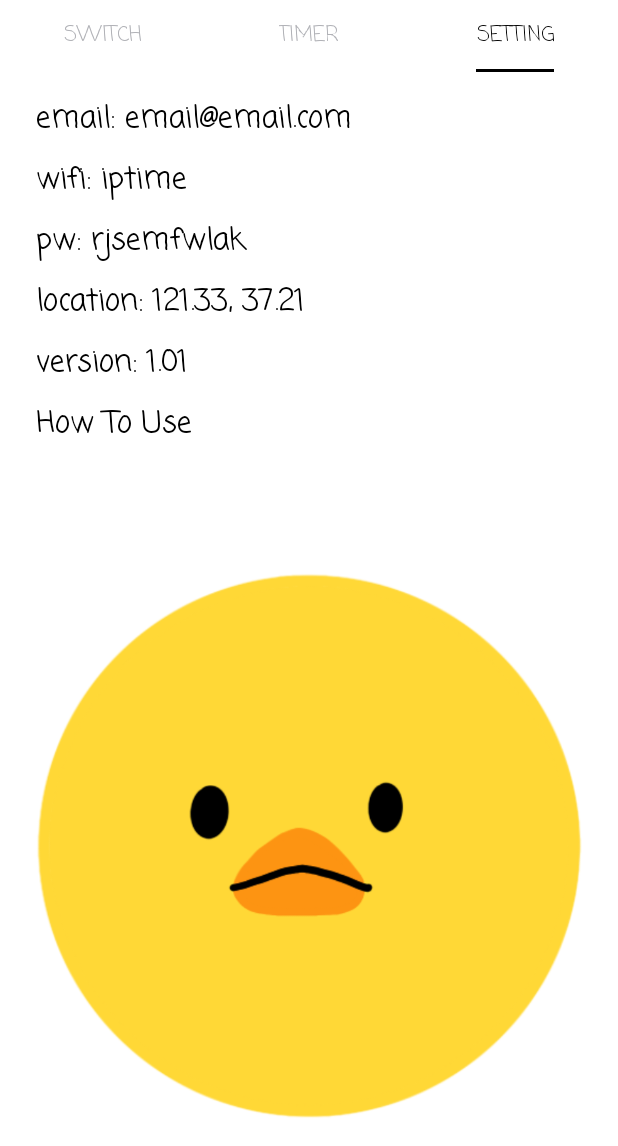
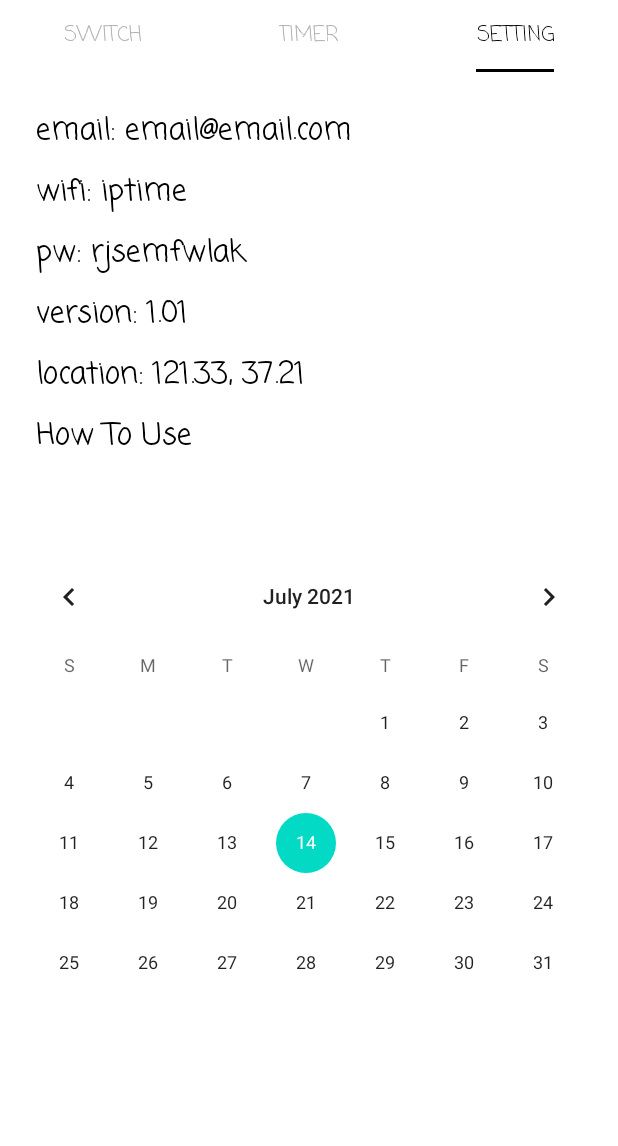
Before and after one commit to Colinerith/MAUS_Android, an Android app: the screen it shows after launch (MainActivity), tab 3 chosen, on a phone screen of 412 x 824 dp, the part 90-1236 px from its top. Run offline under Robolectric (Android 15) with nearby library versions, the phone set to English and light mode, and no system bars; our stand-ins replace Firebase (no records; nobody signed in at launch, a user with empty details on screens opened directly), data binding, navigation-ui; 2 statements that could not run were skipped.

Commit message:
SettingFragment: minor design change

```diff
--- a/app/src/main/res/layout/fragment_setting.xml
+++ b/app/src/main/res/layout/fragment_setting.xml
@@ -9,11 +9,16 @@
     <LinearLayout
         android:layout_width="match_parent"
         android:layout_height="wrap_content"
-        android:orientation="vertical"
-        android:paddingLeft="24dp"
-        android:paddingTop="16dp"
-        android:paddingRight="24dp"
-        android:paddingBottom="16dp">
+        android:orientation="vertical">
+
+        <LinearLayout
+            android:layout_width="match_parent"
+            android:layout_height="match_parent"
+            android:layout_marginLeft="24dp"
+            android:layout_marginTop="24dp"
+            android:layout_marginRight="24dp"
+            android:layout_marginBottom="24dp"
+            android:orientation="vertical">
 
             <TextView
                 android:id="@+id/emailTextView"
@@ -43,20 +48,20 @@
                 android:textSize="20sp" />
 
             <TextView
+                android:id="@+id/version"
+                android:layout_width="match_parent"
+                android:layout_height="wrap_content"
+                android:layout_marginBottom="10dp"
+                android:text="version: 1.01"
+                android:textColor="@color/black"
+                android:textSize="20sp" />
+
+            <TextView
                 android:id="@+id/location"
                 android:layout_width="match_parent"
                 android:layout_height="wrap_content"
                 android:layout_marginBottom="10dp"
                 android:text="location: 121.33, 37.21"
-            android:textColor="@color/black"
-            android:textSize="20sp" />
-
-        <TextView
-            android:id="@+id/version"
-            android:layout_width="match_parent"
-            android:layout_height="wrap_content"
-            android:layout_marginBottom="10dp"
-            android:text="version: 1.01"
                 android:textColor="@color/black"
                 android:textSize="20sp" />
 
@@ -69,15 +74,13 @@
                 android:textColor="@color/black"
                 android:textSize="20sp" />
 
-        <ImageView
-            android:id="@+id/imageView2"
-            android:layout_width="match_parent"
-            android:layout_height="wrap_content"
-            android:src="@drawable/icon" />
+        </LinearLayout>
 
         <CalendarView
             android:id="@+id/calendarView"
             android:layout_width="match_parent"
-            android:layout_height="wrap_content" />
+            android:layout_height="wrap_content"
+            android:layout_marginTop="24dp" />
+
     </LinearLayout>
 </androidx.core.widget.NestedScrollView>
```
Lines whose indentation alone changed are shown as unchanged.
